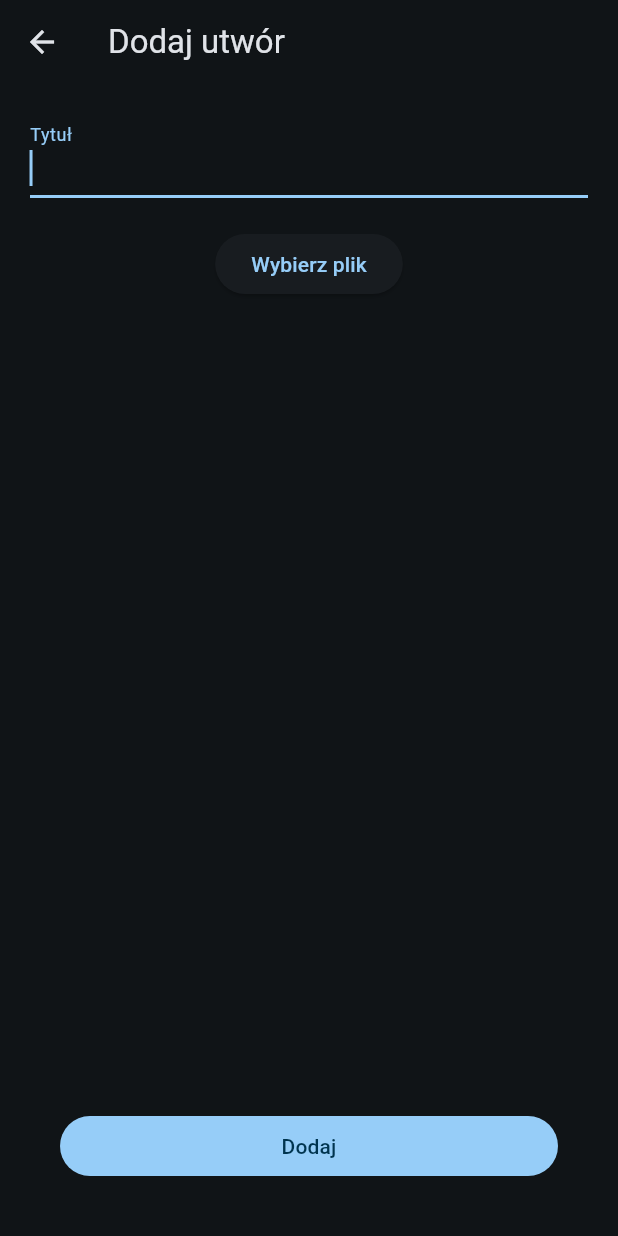
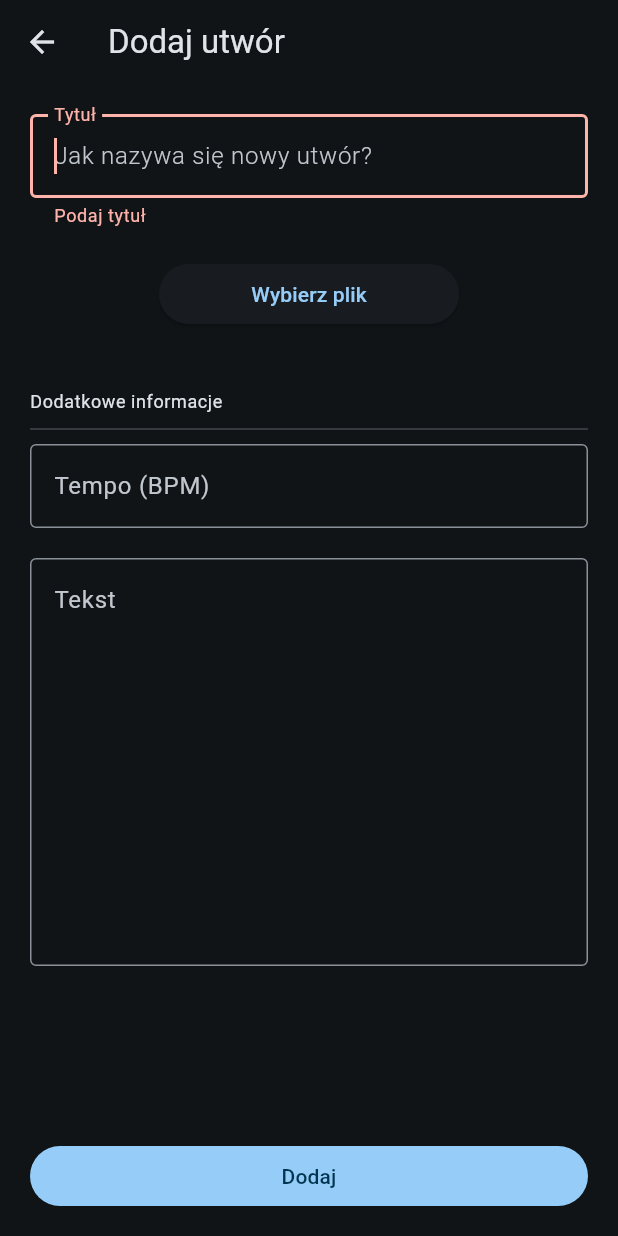
Before and after one commit to LislaV208/band_space, a Flutter app: the AddSongScreen screen opened directly with empty values, after a tap on "Dodaj", on a phone screen of 412 x 824 dp. Run offline on Flutter 3.47's test engine with Material 2 defaults, Android fonts, the phone set to English and light mode, and no system bars; our stand-ins replace audioplayers, cloud_firestore, equatable, file_picker, firebase_auth, firebase_core and 5 more; accounts and stored records are empty; network calls fail.

Commit message:
Extend "add song" form features

```diff
--- a/lib/core/service_locator.dart
+++ b/lib/core/service_locator.dart
@@ -2,6 +2,7 @@ import 'package:band_space/auth/auth_service.dart';
 import 'package:band_space/auth/cubit/auth_cubit.dart';
 import 'package:band_space/project/repository/project_repository.dart';
 import 'package:band_space/song/repository/song_repository.dart';
+import 'package:band_space/song/screens/add_song/add_song_state.dart';
 import 'package:band_space/user/repository/user_repository.dart';
 import 'package:cloud_firestore/cloud_firestore.dart';
 import 'package:firebase_auth/firebase_auth.dart';
@@ -26,4 +27,7 @@ void setupServiceLocator() {
 
   // cubits
   sl.registerFactory<AuthCubit>(() => AuthCubit(sl()));
+
+  // state
+  sl.registerFactory<AddSongState>(() => AddSongState(sl()));
 }
--- a/lib/main.dart
+++ b/lib/main.dart
@@ -38,6 +38,12 @@ class MainApp extends StatelessWidget {
           useMaterial3: true,
           brightness: Brightness.dark,
           colorSchemeSeed: Colors.lightBlue,
+          inputDecorationTheme: const InputDecorationTheme(
+            border: OutlineInputBorder(),
+            hintStyle: TextStyle(
+              fontWeight: FontWeight.w300,
+            ),
+          ),
         ),
         routerConfig: router,
       ),
--- a/lib/router.dart
+++ b/lib/router.dart
@@ -5,7 +5,6 @@ import 'package:band_space/core/service_locator.dart';
 import 'package:band_space/auth/screens/login_screen.dart';
 import 'package:band_space/project/screens/project_details_screen.dart';
 import 'package:band_space/project/screens/projects_screen.dart';
-import 'package:band_space/song/screens/add_song_screen.dart';
 import 'package:band_space/song/screens/song_screen.dart';
 import 'package:go_router/go_router.dart';
 
@@ -40,15 +39,6 @@ final router = GoRouter(
               },
               routes: [
                 GoRoute(
-                  path: 'newSong',
-                  name: 'add_song',
-                  builder: (context, state) {
-                    return AddSongScreen(
-                      projectId: state.pathParameters['project_id']!,
-                    );
-                  },
-                ),
-                GoRoute(
                   path: ':song_id',
                   name: 'song',
                   builder: (context, state) {
--- a/lib/song/model/song.dart
+++ b/lib/song/model/song.dart
@@ -2,6 +2,7 @@
 
 import 'dart:convert';
 
+import 'package:band_space/song/model/song_file.dart';
 import 'package:equatable/equatable.dart';
 
 class Song extends Equatable {
@@ -10,7 +11,7 @@ class Song extends Equatable {
   final String title;
   final DateTime created_at;
   final DateTime modified_at;
-  final String file_url;
+  final SongFile? file;
 
   const Song({
     required this.id,
@@ -18,7 +19,7 @@ class Song extends Equatable {
     required this.title,
     required this.created_at,
     required this.modified_at,
-    required this.file_url,
+    required this.file,
   });
 
   @override
@@ -31,7 +32,7 @@ class Song extends Equatable {
       title: map['title'] ?? '',
       created_at: DateTime.parse(map['created_at']).toLocal(),
       modified_at: DateTime.parse(map['modified_at']).toLocal(),
-      file_url: map['file_url'] ?? '',
+      file: map['file'] != null ? SongFile.fromMap(map['file']) : null,
     );
   }
 
--- /dev/null
+++ b/lib/song/screens/add_song/add_song_screen.dart
@@ -0,0 +1,153 @@
+import 'package:band_space/song/screens/add_song/add_song_state.dart';
+import 'package:band_space/utils/snackbar_extensions.dart';
+import 'package:band_space/widgets/app_button_primary.dart';
+import 'package:band_space/widgets/app_button_secondary.dart';
+import 'package:flutter/material.dart';
+import 'package:flutter/services.dart';
+import 'package:flutter_bloc/flutter_bloc.dart';
+import 'package:go_router/go_router.dart';
+
+class AddSongScreen extends StatefulWidget {
+  const AddSongScreen({super.key, required this.projectId});
+
+  final String projectId;
+
+  @override
+  State<AddSongScreen> createState() => _AddSongScreenState();
+}
+
+class _AddSongScreenState extends State<AddSongScreen> {
+  final _formKey = GlobalKey<FormState>();
+  final _titleController = TextEditingController();
+  final _tempoController = TextEditingController();
+  final _lyricsController = TextEditingController();
+
+  @override
+  void dispose() {
+    _titleController.dispose();
+    _tempoController.dispose();
+    _lyricsController.dispose();
+
+    super.dispose();
+  }
+
+  @override
+  Widget build(BuildContext context) {
+    final state = context.watch<AddSongState>();
+
+    return WillPopScope(
+      onWillPop: () async => state.canPop,
+      child: Scaffold(
+        appBar: AppBar(
+          title: const Text('Dodaj utwór'),
+        ),
+        body: Form(
+          key: _formKey,
+          child: Padding(
+            padding: const EdgeInsets.all(20.0),
+            child: Column(
+              mainAxisAlignment: MainAxisAlignment.spaceBetween,
+              children: [
+                Column(
+                  children: [
+                    TextFormField(
+                      autofocus: true,
+                      controller: _titleController,
+                      decoration: const InputDecoration(
+                        labelText: 'Tytuł',
+                        hintText: 'Jak nazywa się nowy utwór?',
+                      ),
+                      validator: (value) =>
+                          value!.isEmpty ? 'Podaj tytuł' : null,
+                    ),
+                    const SizedBox(height: 20),
+                    AppButtonSecondary(
+                      onTap: () => state.selectFile(),
+                      text: state.selectedFile == null
+                          ? 'Wybierz plik'
+                          : 'Zmień plik',
+                      isLoading: state.openingFilePicker,
+                    ),
+                    if (state.selectedFile != null)
+                      Padding(
+                        padding: const EdgeInsets.only(top: 10.0),
+                        child: Text(state.selectedFile!.name),
+                      ),
+                    const SizedBox(height: 40),
+                    Align(
+                      alignment: Alignment.centerLeft,
+                      child: Text(
+                        'Dodatkowe informacje',
+                        style: Theme.of(context).textTheme.bodySmall,
+                      ),
+                    ),
+                    const Divider(
+                      height: 20,
+                    ),
+                    TextFormField(
+                      controller: _tempoController,
+                      decoration: const InputDecoration(
+                        labelText: 'Tempo (BPM)',
+                        hintText: 'Wprowadź wartość od 40 do 240 BPM',
+                        counter: SizedBox(),
+                      ),
+                      inputFormatters: [FilteringTextInputFormatter.digitsOnly],
+                      maxLength: 3,
+                      validator: (value) {
+                        final tempo = int.tryParse(value!);
+                        if (tempo != null && (tempo < 40 || tempo > 240)) {
+                          return 'Podaj wartość między 40 BPM a 240 BPM';
+                        }
+                        return null;
+                      },
+                    ),
+                    const SizedBox(height: 20),
+                    TextFormField(
+                      controller: _lyricsController,
+                      decoration: const InputDecoration(
+                        labelText: 'Tekst',
+                        hintText: 'Wprowadź tekst utworu',
+                        alignLabelWithHint: true,
+                      ),
+                      minLines: 10,
+                      maxLines: 10,
+                    )
+                  ],
+                ),
+                AppButtonPrimary(
+                  onTap: () async {
+                    if (_formKey.currentState!.validate()) {
+                      final songId = await state.addSong(
+                        widget.projectId,
+                        _titleController.text,
+                        _tempoController.text,
+                        _lyricsController.text,
+                      );
+
+                      if (!mounted) return;
+
+                      if (songId != null) {
+                        context.pop();
+                        context.goNamed(
+                          'song',
+                          pathParameters: {
+                            'project_id': widget.projectId,
+                            'song_id': songId,
+                          },
+                        );
+                      } else {
+                        context.showErrorSnackbar();
+                      }
+                    }
+                  },
+                  text: 'Dodaj',
+                  isLoading: state.addingSong,
+                ),
+              ],
+            ),
+          ),
+        ),
+      ),
+    );
+  }
+}
--- /dev/null
+++ b/lib/song/screens/add_song/add_song_state.dart
@@ -0,0 +1,66 @@
+import 'package:band_space/song/repository/song_repository.dart';
+import 'package:file_picker/file_picker.dart';
+import 'package:flutter/material.dart';
+
+class AddSongState with ChangeNotifier {
+  AddSongState(this.songRepository);
+
+  final SongRepository songRepository;
+
+  PlatformFile? _selectedFile;
+  bool _openingFilePicker = false;
+  bool _addingSong = false;
+
+  PlatformFile? get selectedFile => _selectedFile;
+  bool get openingFilePicker => _openingFilePicker;
+  bool get addingSong => _addingSong;
+
+  bool get canPop => !_openingFilePicker && !_addingSong;
+
+  Future<void> selectFile() async {
+    _openingFilePicker = true;
+    notifyListeners();
+
+    final result = await FilePicker.platform.pickFiles(
+      withData: true,
+      type: FileType.audio,
+      initialDirectory: _selectedFile != null ? _selectedFile!.path : null,
+    );
+    if (result != null && result.files.isNotEmpty) {
+      final file = result.files.first;
+      _selectedFile = file;
+    }
+
+    _openingFilePicker = false;
+    notifyListeners();
+  }
+
+  Future<String?> addSong(
+    String projectId,
+    String title,
+    String tempo,
+    String lyrics,
+  ) async {
+    _addingSong = true;
+    notifyListeners();
+
+    String? songId;
+
+    try {
+      songId = await songRepository.addSong(
+        projectId,
+        title,
+        _selectedFile,
+        tempo.isNotEmpty ? tempo : null,
+        lyrics.isNotEmpty ? lyrics : null,
+      );
+    } on Exception catch (_) {
+      // do nothing
+    }
+
+    _addingSong = false;
+    notifyListeners();
+
+    return songId;
+  }
+}
--- a/lib/song/screens/add_song_screen.dart
+++ /dev/null
@@ -1,147 +0,0 @@
-import 'dart:developer';
-
-import 'package:band_space/core/service_locator.dart';
-import 'package:band_space/song/repository/song_repository.dart';
-import 'package:file_picker/file_picker.dart';
-import 'package:flutter/material.dart';
-import 'package:go_router/go_router.dart';
-
-class AddSongScreen extends StatefulWidget {
-  const AddSongScreen({super.key, required this.projectId});
-
-  final String projectId;
-
-  @override
-  State<AddSongScreen> createState() => _AddSongScreenState();
-}
-
-class _AddSongScreenState extends State<AddSongScreen> {
-  final _titleController = TextEditingController();
-
-  PlatformFile? _selectedFile;
-
-  var _isAdding = false;
-
-  @override
-  void dispose() {
-    _titleController.dispose();
-
-    super.dispose();
-  }
-
-  @override
-  Widget build(BuildContext context) {
-    return WillPopScope(
-      onWillPop: () async => !_isAdding,
-      child: Scaffold(
-        appBar: AppBar(
-          title: const Text('Dodaj utwór'),
-        ),
-        body: Padding(
-          padding: const EdgeInsets.all(20.0),
-          child: Center(
-            child: ConstrainedBox(
-              constraints: const BoxConstraints(maxWidth: 800),
-              child: Column(
-                mainAxisAlignment: MainAxisAlignment.spaceBetween,
-                children: [
-                  Column(
-                    children: [
-                      TextField(
-                        autofocus: true,
-                        controller: _titleController,
-                        decoration: const InputDecoration(
-                          labelText: 'Tytuł',
-                        ),
-                      ),
-                      const SizedBox(height: 20),
-                      ElevatedButton(
-                        onPressed: () async {
-                          final result = await FilePicker.platform.pickFiles(
-                            withData: true,
-                            type: FileType.audio,
-                            initialDirectory: _selectedFile != null
-                                ? _selectedFile!.path
-                                : null,
-                          );
-                          if (result != null && result.files.isNotEmpty) {
-                            final file = result.files.first;
-
-                            if (file.bytes == null || file.bytes!.isEmpty) {
-                              log('BRAK BYTESÓW');
-                            }
-
-                            setState(() {
-                              _selectedFile = file;
-                            });
-                          }
-                        },
-                        child: Text(
-                          _selectedFile == null
-                              ? 'Wybierz plik'
-                              : 'Wybierz inny plik',
-                        ),
-                      ),
-                      if (_selectedFile != null)
-                        Padding(
-                          padding: const EdgeInsets.only(top: 10.0),
-                          child: Text(_selectedFile!.name),
-                        ),
-                    ],
-                  ),
-                  Padding(
-                    padding: const EdgeInsets.all(20.0),
-                    child: SizedBox(
-                      width: double.infinity,
-                      height: 40,
-                      child: FilledButton(
-                        onPressed: _isAdding
-                            ? null
-                            : () async {
-                                final title = _titleController.text;
-                                if (title.isNotEmpty && _selectedFile != null) {
-                                  setState(() {
-                                    _isAdding = true;
-                                  });
-
-                                  final songId = await sl
-                                      .get<SongRepository>()
-                                      .addSong(widget.projectId, title,
-                                          _selectedFile!);
-
-                                  if (!mounted) return;
-
-                                  context.pop();
-
-                                  context.goNamed(
-                                    'song',
-                                    pathParameters: {
-                                      'project_id': widget.projectId,
-                                      'song_id': songId,
-                                    },
-                                  );
-                                }
-                              },
-                        child: _isAdding
-                            ? const SizedBox(
-                                height: 20,
-                                width: 20,
-                                child: CircularProgressIndicator(
-                                  strokeWidth: 3.0,
-                                ),
-                              )
-                            : Text(
-                                'Dodaj',
-                              ),
-                      ),
-                    ),
-                  ),
-                ],
-              ),
-            ),
-          ),
-        ),
-      ),
-    );
-  }
-}
--- a/lib/song/screens/song_screen.dart
+++ b/lib/song/screens/song_screen.dart
@@ -24,7 +24,9 @@ class _SongScreenState extends State<SongScreen> {
             title: Text(song.title),
           ),
           body: Center(
-            child: SongPlayer(fileUrl: song.file_url),
+            child: song.file != null
+                ? SongPlayer(fileUrl: song.file!.download_url)
+                : const Text('Brak pliku muzycznego'),
           ),
         );
       },
--- /dev/null
+++ b/lib/widgets/app_button_primary.dart
@@ -0,0 +1,34 @@
+import 'package:flutter/material.dart';
+
+class AppButtonPrimary extends StatelessWidget {
+  const AppButtonPrimary({
+    super.key,
+    required this.onTap,
+    required this.text,
+    this.isLoading = false,
+  });
+
+  final VoidCallback onTap;
+  final String text;
+  final bool isLoading;
+
+  @override
+  Widget build(BuildContext context) {
+    return SizedBox(
+      width: double.infinity,
+      height: 40,
+      child: FilledButton(
+        onPressed: isLoading ? null : onTap,
+        child: isLoading
+            ? const SizedBox(
+                height: 20,
+                width: 20,
+                child: CircularProgressIndicator(
+                  strokeWidth: 3.0,
+                ),
+              )
+            : Text(text),
+      ),
+    );
+  }
+}
--- /dev/null
+++ b/lib/widgets/app_button_secondary.dart
@@ -0,0 +1,36 @@
+import 'package:flutter/material.dart';
+
+class AppButtonSecondary extends StatelessWidget {
+  const AppButtonSecondary({
+    super.key,
+    required this.onTap,
+    required this.text,
+    this.isLoading = false,
+  });
+
+  final VoidCallback onTap;
+  final String text;
+  final bool isLoading;
+
+  @override
+  Widget build(BuildContext context) {
+    return ConstrainedBox(
+      constraints: const BoxConstraints(
+        minWidth: 200,
+        minHeight: 34,
+      ),
+      child: ElevatedButton(
+        onPressed: isLoading ? null : onTap,
+        child: isLoading
+            ? const SizedBox(
+                height: 20,
+                width: 20,
+                child: CircularProgressIndicator(
+                  strokeWidth: 3.0,
+                ),
+              )
+            : Text(text),
+      ),
+    );
+  }
+}
```
Also changed, not shown: lib/project/screens/project_details_screen.dart (+9 -2 lines), lib/song/model/song_file.dart (added, +45 -0 lines), lib/song/repository/song_repository.dart (+40 -9 lines), lib/utils/snackbar_extensions.dart (added, +14 -0 lines), 2 other files.
